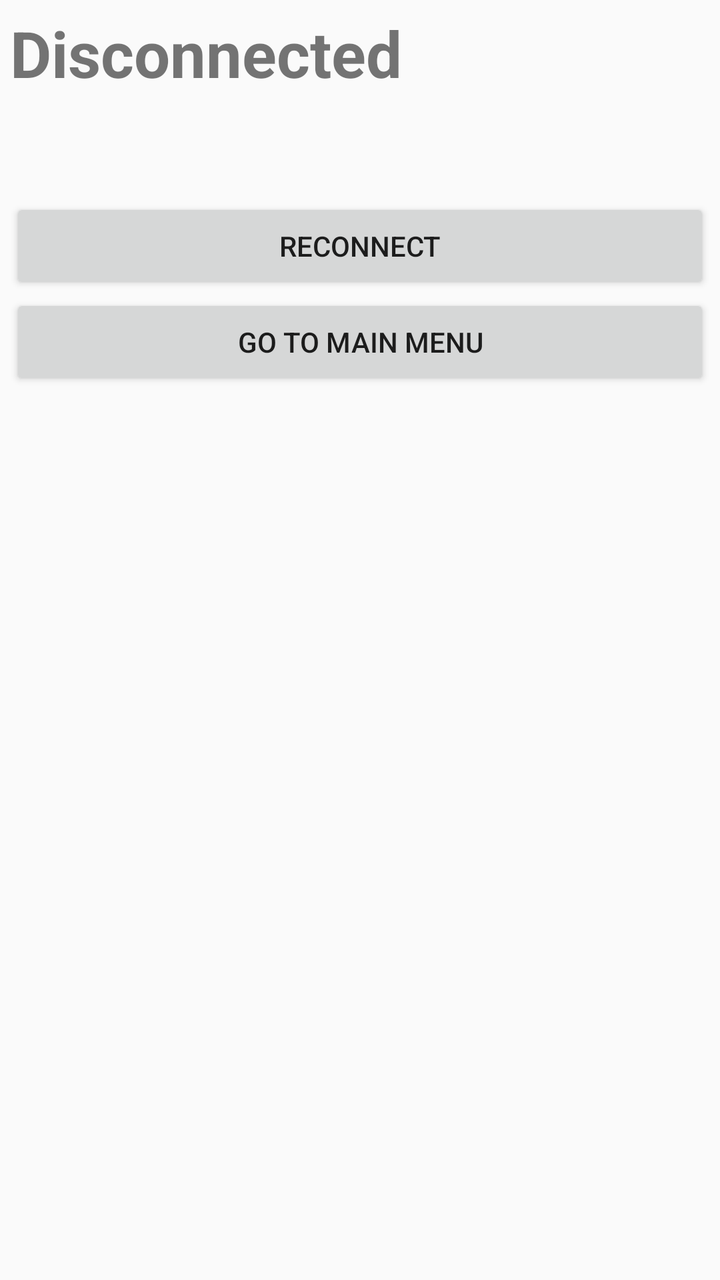
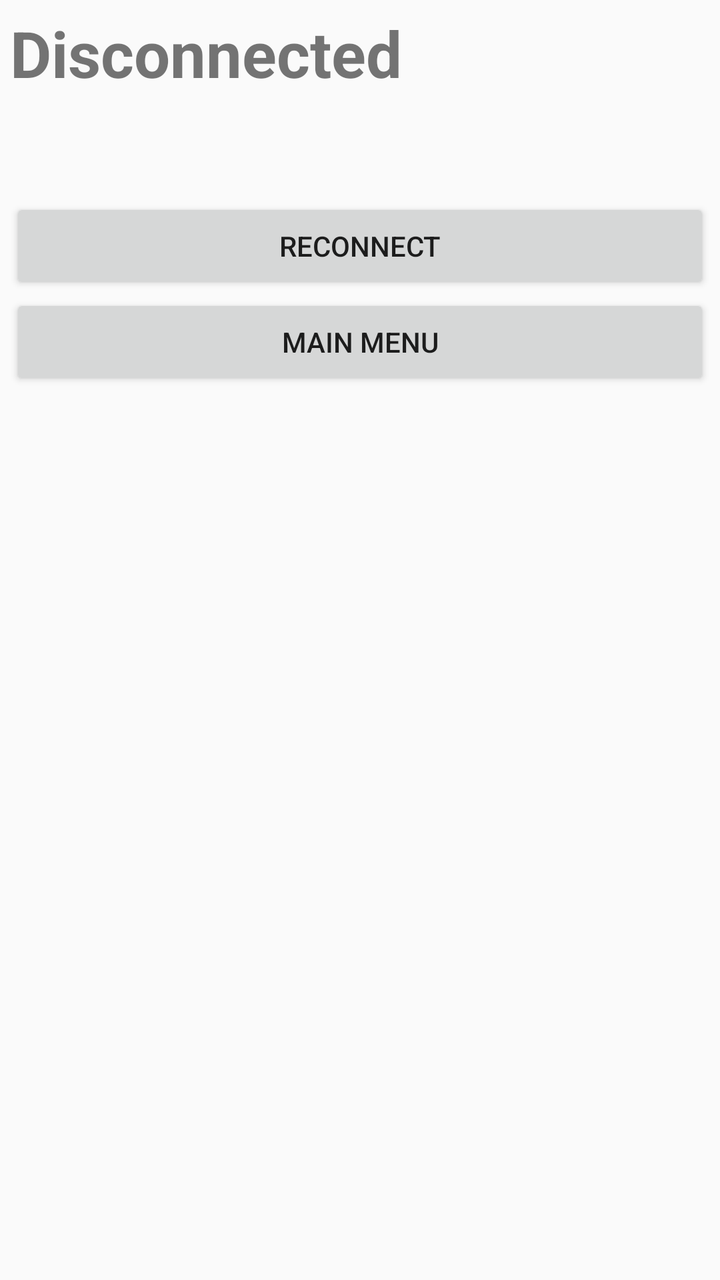

Screens rendered from an Android XML layout before and after an edit, with the pre-edit source and the edit as a unified diff.
<!-- AndroidManifest.xml: application theme Theme.Cheshka -->
<!-- res/layout/activity_disconnected.xml -->
<?xml version="1.0" encoding="utf-8"?>
<ScrollView xmlns:android="http://schemas.android.com/apk/res/android"
    android:layout_width="match_parent"
    android:layout_height="match_parent">

    <LinearLayout
        android:layout_width="match_parent"
        android:layout_height="wrap_content"
        android:orientation="vertical"
        android:layout_margin="5dp">

        <TextView
            android:layout_width="match_parent"
            android:layout_height="wrap_content"
            android:textSize="32sp"
            android:textStyle="bold"
            android:text="@string/disconnected_title_text" />

        <HorizontalScrollView
            android:layout_width="match_parent"
            android:layout_height="wrap_content">

            <TextView
                android:id="@+id/details_view"
                android:layout_width="wrap_content"
                android:layout_height="wrap_content" />
        </HorizontalScrollView>

        <Button
            android:id="@+id/reconnect_button"
            android:layout_width="match_parent"
            android:layout_height="wrap_content"
            android:layout_marginTop="32dp"
            android:text="@string/reconnect_text" />

        <Button
            android:id="@+id/goto_main_menu_button"
            android:layout_width="match_parent"
            android:layout_height="wrap_content"
            android:text="@string/goto_main_menu_text" />
    </LinearLayout>
</ScrollView>
<!-- resources referenced by this layout -->
<resources>
  <string name="disconnected_title_text">Disconnected</string>
  <string name="goto_main_menu_text">Go to main menu</string>
  <string name="reconnect_text">Reconnect</string>
  <style name="Theme.Cheshka" parent="Theme.AppCompat.DayNight.NoActionBar" />
</resources>

<!-- the commit's change to res/layout/activity_disconnected.xml (unified diff, before → after) -->
@@ -37,6 +37,6 @@
             android:id="@+id/goto_main_menu_button"
             android:layout_width="match_parent"
             android:layout_height="wrap_content"
-            android:text="@string/goto_main_menu_text" />
+            android:text="@string/main_menu_text" />
     </LinearLayout>
 </ScrollView>
<!-- resource entries referenced after the edit -->
@@ -1,7 +1,7 @@
 <!-- resources referenced by this layout -->
 <resources>
   <string name="disconnected_title_text">Disconnected</string>
-  <string name="goto_main_menu_text">Go to main menu</string>
+  <string name="main_menu_text">Main menu</string>
   <string name="reconnect_text">Reconnect</string>
   <style name="Theme.Cheshka" parent="Theme.AppCompat.DayNight.NoActionBar" />
 </resources>
